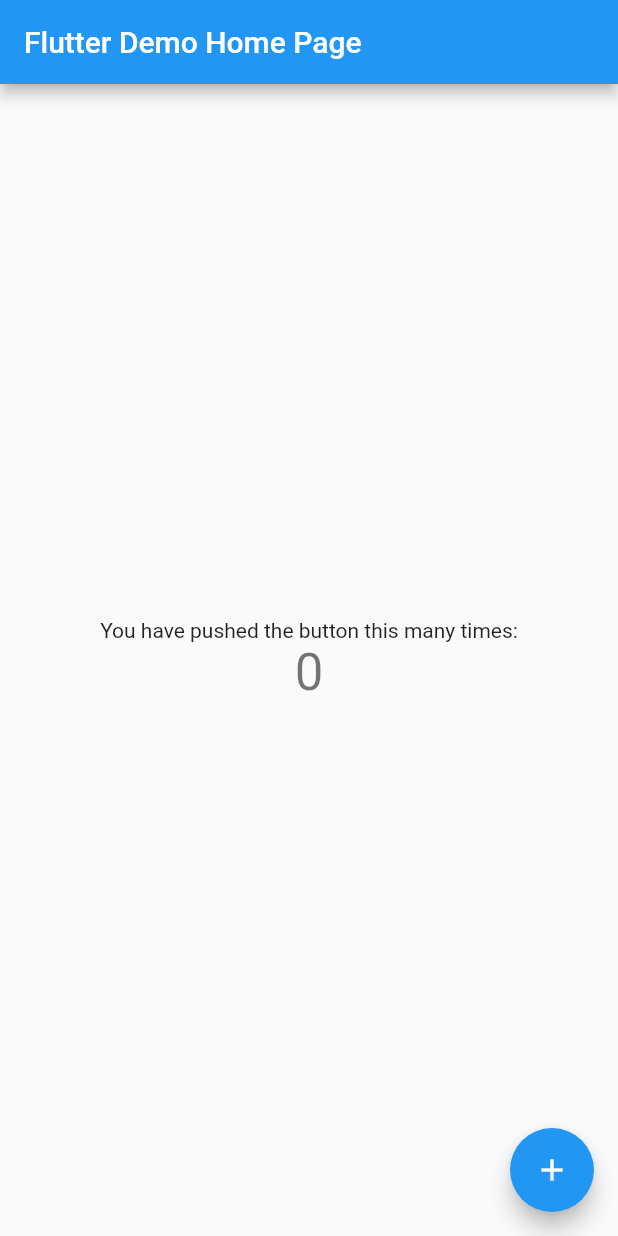
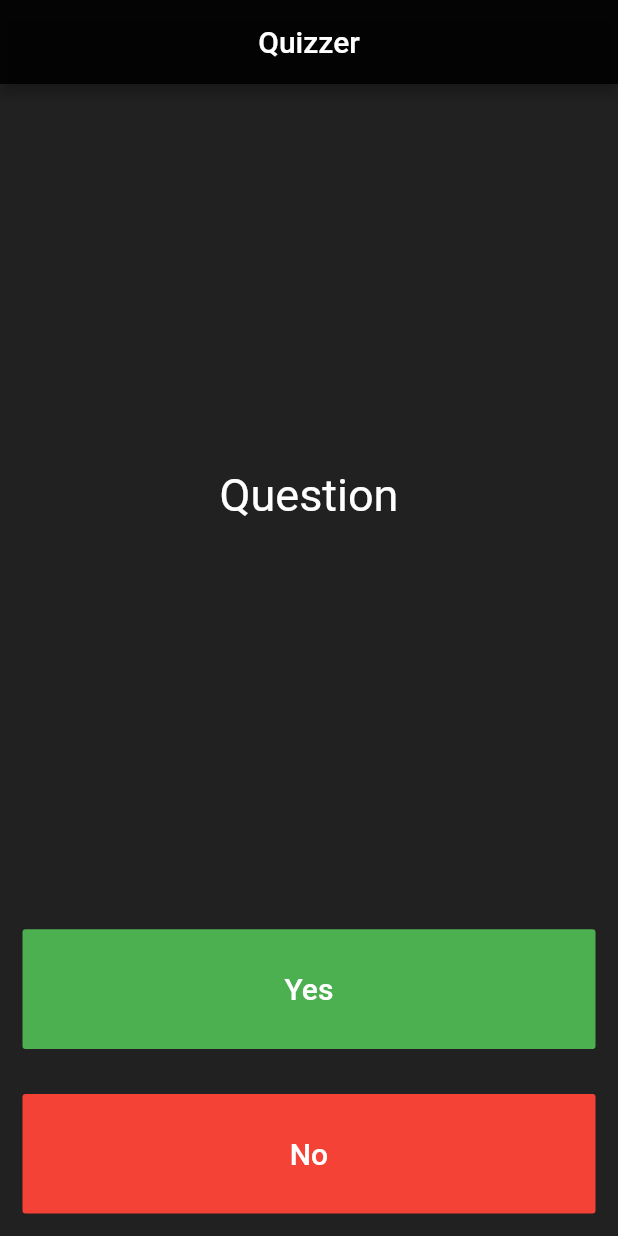
Before and after one commit to TeddyJubu/quizzer_flutter_copy, a Flutter app: the screen it shows after launch, on a phone screen of 412 x 824 dp. Run offline on Flutter 3.47's test engine with Material 2 defaults, Android fonts, the phone set to English and light mode, and no system bars.

Commit message:
UI ready

```diff
--- a/lib/main.dart
+++ b/lib/main.dart
@@ -1,117 +1,88 @@
 import 'package:flutter/material.dart';
 
 void main() {
-  runApp(MyApp());
+  runApp(QuizPage());
 }
 
-class MyApp extends StatelessWidget {
-  // This widget is the root of your application.
+class QuizPage extends StatelessWidget {
   @override
   Widget build(BuildContext context) {
     return MaterialApp(
-      title: 'Flutter Demo',
-      theme: ThemeData(
-        // This is the theme of your application.
-        //
-        // Try running your application with "flutter run". You'll see the
-        // application has a blue toolbar. Then, without quitting the app, try
-        // changing the primarySwatch below to Colors.green and then invoke
-        // "hot reload" (press "r" in the console where you ran "flutter run",
-        // or simply save your changes to "hot reload" in a Flutter IDE).
-        // Notice that the counter didn't reset back to zero; the application
-        // is not restarted.
-        primarySwatch: Colors.blue,
-        // This makes the visual density adapt to the platform that you run
-        // the app on. For desktop platforms, the controls will be smaller and
-        // closer together (more dense) than on mobile platforms.
-        visualDensity: VisualDensity.adaptivePlatformDensity,
+      home: Scaffold(
+        backgroundColor: Colors.grey.shade900,
+        appBar: AppBar(
+          backgroundColor: Colors.black87,
+          title: Center(
+            child: Text('Quizzer'),
+          ),
+        ),
+        body: Container(
+          child: Quizzer(),
+        ),
       ),
-      home: MyHomePage(title: 'Flutter Demo Home Page'),
     );
   }
 }
 
-class MyHomePage extends StatefulWidget {
-  MyHomePage({Key key, this.title}) : super(key: key);
-
-  // This widget is the home page of your application. It is stateful, meaning
-  // that it has a State object (defined below) that contains fields that affect
-  // how it looks.
-
-  // This class is the configuration for the state. It holds the values (in this
-  // case the title) provided by the parent (in this case the App widget) and
-  // used by the build method of the State. Fields in a Widget subclass are
-  // always marked "final".
-
-  final String title;
-
+class Quizzer extends StatefulWidget {
   @override
-  _MyHomePageState createState() => _MyHomePageState();
+  _QuizzerState createState() => _QuizzerState();
 }
 
-class _MyHomePageState extends State<MyHomePage> {
-  int _counter = 0;
-
-  void _incrementCounter() {
-    setState(() {
-      // This call to setState tells the Flutter framework that something has
-      // changed in this State, which causes it to rerun the build method below
-      // so that the display can reflect the updated values. If we changed
-      // _counter without calling setState(), then the build method would not be
-      // called again, and so nothing would appear to happen.
-      _counter++;
-    });
-  }
-
+class _QuizzerState extends State<Quizzer> {
   @override
   Widget build(BuildContext context) {
-    // This method is rerun every time setState is called, for instance as done
-    // by the _incrementCounter method above.
-    //
-    // The Flutter framework has been optimized to make rerunning build methods
-    // fast, so that you can just rebuild anything that needs updating rather
-    // than having to individually change instances of widgets.
-    return Scaffold(
-      appBar: AppBar(
-        // Here we take the value from the MyHomePage object that was created by
-        // the App.build method, and use it to set our appbar title.
-        title: Text(widget.title),
-      ),
-      body: Center(
-        // Center is a layout widget. It takes a single child and positions it
-        // in the middle of the parent.
-        child: Column(
-          // Column is also a layout widget. It takes a list of children and
-          // arranges them vertically. By default, it sizes itself to fit its
-          // children horizontally, and tries to be as tall as its parent.
-          //
-          // Invoke "debug painting" (press "p" in the console, choose the
-          // "Toggle Debug Paint" action from the Flutter Inspector in Android
-          // Studio, or the "Toggle Debug Paint" command in Visual Studio Code)
-          // to see the wireframe for each widget.
-          //
-          // Column has various properties to control how it sizes itself and
-          // how it positions its children. Here we use mainAxisAlignment to
-          // center the children vertically; the main axis here is the vertical
-          // axis because Columns are vertical (the cross axis would be
-          // horizontal).
-          mainAxisAlignment: MainAxisAlignment.center,
-          children: <Widget>[
-            Text(
-              'You have pushed the button this many times:',
+    return Column(
+      mainAxisAlignment: MainAxisAlignment.spaceEvenly,
+      crossAxisAlignment: CrossAxisAlignment.stretch,
+      children: <Widget>[
+        Expanded(
+          flex: 5,
+          child: Container(
+            child: Center(
+              child: Text(
+                'Question',
+                style: TextStyle(
+                  fontSize: 30,
+                  color: Colors.white,
+                ),
+              ),
             ),
-            Text(
-              '$_counter',
-              style: Theme.of(context).textTheme.headline4,
+          ),
+        ),
+        Expanded(
+          child: Padding(
+            padding: const EdgeInsets.all(15.0),
+            child: FlatButton(
+              color: Colors.green.shade500,
+              onPressed: () {},
+              child: Text(
+                'Yes',
+                style: TextStyle(
+                  fontSize: 20,
+                  color: Colors.white,
+                ),
+              ),
             ),
-          ],
+          ),
         ),
-      ),
-      floatingActionButton: FloatingActionButton(
-        onPressed: _incrementCounter,
-        tooltip: 'Increment',
-        child: Icon(Icons.add),
-      ), // This trailing comma makes auto-formatting nicer for build methods.
+        Expanded(
+          child: Padding(
+            padding: const EdgeInsets.all(15.0),
+            child: FlatButton(
+              color: Colors.red.shade500,
+              onPressed: () {},
+              child: Text(
+                'No',
+                style: TextStyle(
+                  fontSize: 20,
+                  color: Colors.white,
+                ),
+              ),
+            ),
+          ),
+        ),
+      ],
     );
   }
 }
```
Also changed, not shown: 5 other files.
